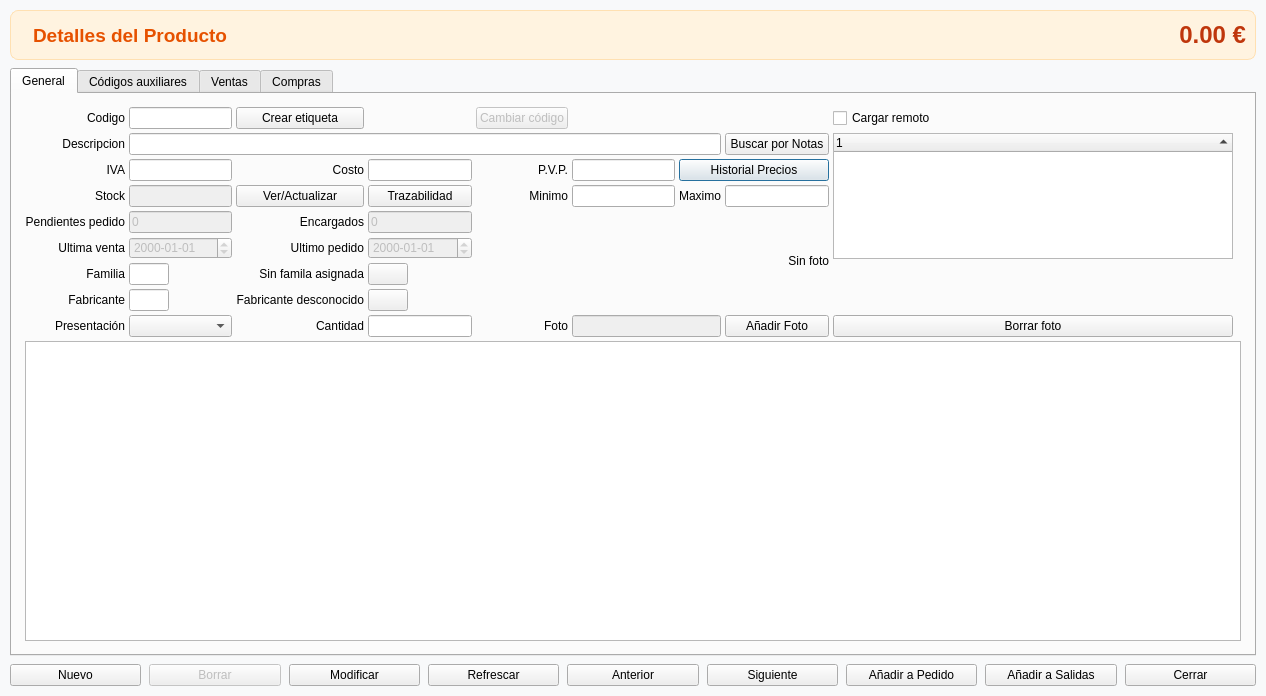
Old version of the form articulos.ui in the repository Ladis72/tienda.
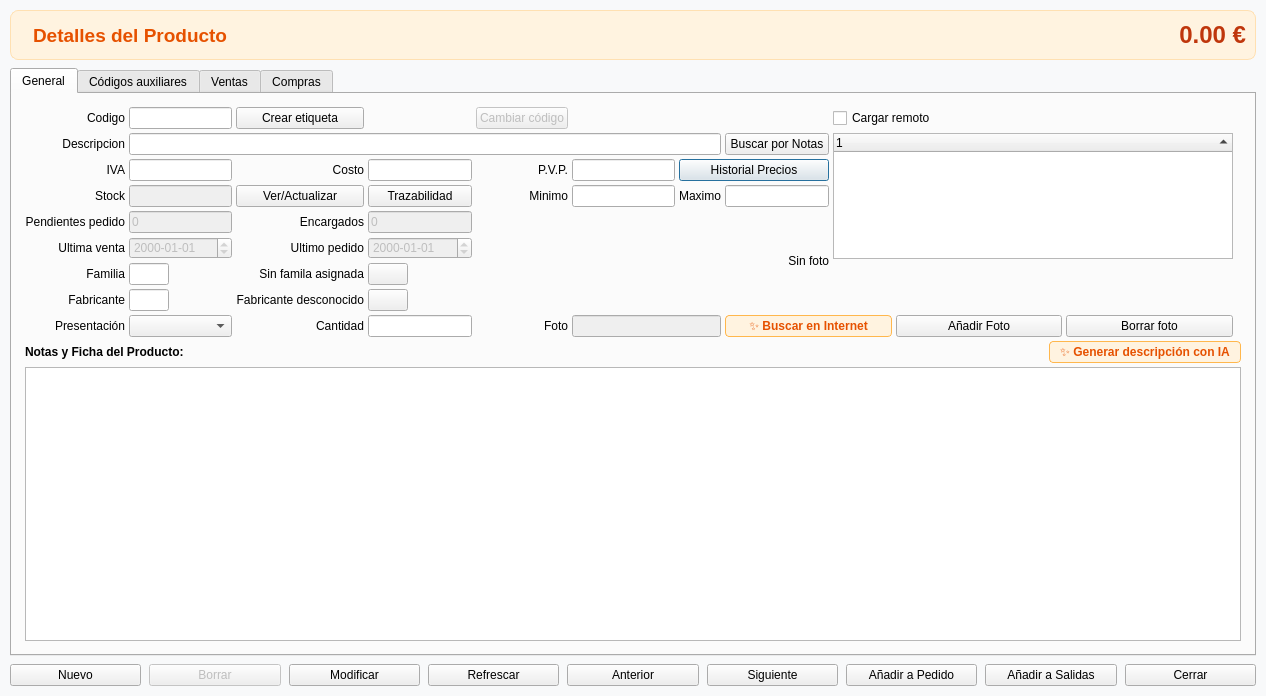
New version of the form. Icons and pictures are not drawn.

```diff
--- a/articulos.ui
+++ b/articulos.ui
@@ -402,6 +402,68 @@
            <widget class="QLineEdit" name="lineEditDesc"/>
           </item>
           <item row="9" column="0" colspan="11">
+           <layout class="QHBoxLayout" name="horizontalLayoutCabeceraNotas">
+            <property name="spacing">
+             <number>6</number>
+            </property>
+            <item>
+             <widget class="QLabel" name="labelNotasTitulo">
+              <property name="font">
+               <font>
+                <bold>true</bold>
+               </font>
+              </property>
+              <property name="text">
+               <string>Notas y Ficha del Producto:</string>
+              </property>
+             </widget>
+            </item>
+            <item>
+             <spacer name="horizontalSpacerNotas">
+              <property name="orientation">
+               <enum>Qt::Orientation::Horizontal</enum>
+              </property>
+              <property name="sizeHint" stdset="0">
+               <size>
+                <width>40</width>
+                <height>20</height>
+               </size>
+              </property>
+             </spacer>
+            </item>
+            <item>
+             <widget class="QPushButton" name="pushButtonGenerarDescripcionIA">
+              <property name="toolTip">
+               <string>Genera automáticamente la descripción, indicación, precauciones, composición y posología usando IA y búsqueda en internet</string>
+              </property>
+              <property name="styleSheet">
+               <string notr="true">QPushButton#pushButtonGenerarDescripcionIA {
+    background-color: #fff3e0;
+    color: #e65100;
+    border: 1px solid #ffb74d;
+    border-radius: 4px;
+    padding: 3px 10px;
+    font-weight: bold;
+}
+QPushButton#pushButtonGenerarDescripcionIA:hover {
+    background-color: #ffe0b2;
+    border-color: #f57c00;
+}
+QPushButton#pushButtonGenerarDescripcionIA:pressed {
+    background-color: #ffcc80;
+}</string>
+              </property>
+              <property name="text">
+               <string>✨ Generar descripción con IA</string>
+              </property>
+              <property name="autoDefault">
+               <bool>false</bool>
+              </property>
+             </widget>
+            </item>
+           </layout>
+          </item>
+          <item row="10" column="0" colspan="11">
            <widget class="QTextEdit" name="textEditNotas">
             <property name="sizePolicy">
              <sizepolicy hsizetype="Expanding" vsizetype="Expanding">
@@ -668,17 +730,42 @@
             </property>
            </widget>
           </item>
-          <item row="8" column="8">
-           <widget class="QPushButton" name="pushButtonBorrarFoto">
+          <item row="8" column="7" colspan="2">
+           <layout class="QHBoxLayout" name="horizontalLayoutBotonesFoto">
+            <property name="spacing">
+             <number>4</number>
+            </property>
+            <item>
+             <widget class="QPushButton" name="pushButtonBuscarFotoInternet">
+              <property name="toolTip">
+               <string>Buscar y descargar fotos del producto automáticamente desde internet</string>
+              </property>
+              <property name="styleSheet">
+               <string notr="true">QPushButton#pushButtonBuscarFotoInternet {
+    background-color: #fff3e0;
+    color: #e65100;
+    border: 1px solid #ffb74d;
+    border-radius: 4px;
+    padding: 3px 8px;
+    font-weight: bold;
+}
+QPushButton#pushButtonBuscarFotoInternet:hover {
+    background-color: #ffe0b2;
+    border-color: #f57c00;
+}
+QPushButton#pushButtonBuscarFotoInternet:pressed {
+    background-color: #ffcc80;
+}</string>
+              </property>
             <property name="text">
-             <string>Borrar foto</string>
+               <string>✨ Buscar en Internet</string>
             </property>
             <property name="autoDefault">
              <bool>false</bool>
             </property>
            </widget>
           </item>
-          <item row="8" column="7">
+            <item>
            <widget class="QPushButton" name="pushButtonPonerFoto">
             <property name="text">
              <string>Añadir Foto</string>
@@ -687,6 +774,18 @@
              <bool>false</bool>
             </property>
            </widget>
+            </item>
+            <item>
+             <widget class="QPushButton" name="pushButtonBorrarFoto">
+              <property name="text">
+               <string>Borrar foto</string>
+              </property>
+              <property name="autoDefault">
+               <bool>false</bool>
+              </property>
+             </widget>
+            </item>
+           </layout>
           </item>
           <item row="8" column="5" colspan="2">
            <widget class="QLineEdit" name="lineEditFoto">
```
Lines whose indentation alone changed are shown as unchanged.
